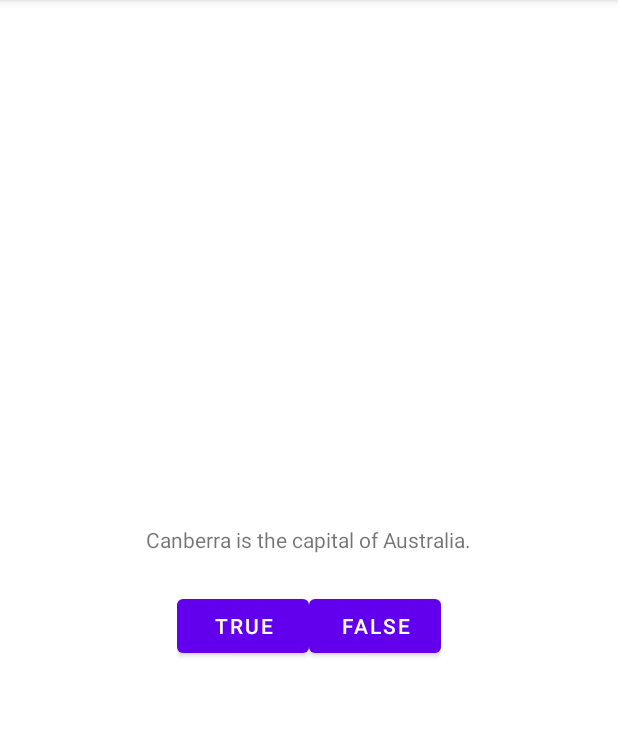
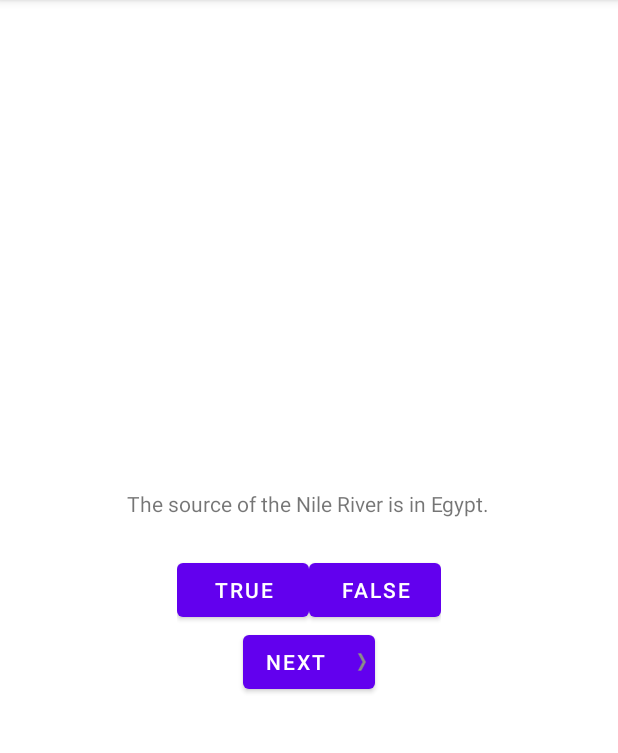
Before and after one commit to RatWar/GeoQuiz, an Android app: the screen it shows after launch (MainActivity), after a tap on "FALSE", on a phone screen of 412 x 824 dp, the part 84-837 px from its top. Run offline under Robolectric (Android 15) with nearby library versions, the phone set to English and light mode, and no system bars.

Commit message:
2 глава

```diff
--- a/app/src/main/java/com/besaba/anvarov/geoquiz/MainActivity.kt
+++ b/app/src/main/java/com/besaba/anvarov/geoquiz/MainActivity.kt
@@ -3,12 +3,25 @@ package com.besaba.anvarov.geoquiz
 import androidx.appcompat.app.AppCompatActivity
 import android.os.Bundle
 import android.widget.Button
+import android.widget.TextView
 import android.widget.Toast
 
 class MainActivity : AppCompatActivity() {
 
     private lateinit var trueButton: Button
     private lateinit var falseButton: Button
+    private lateinit var nextButton: Button
+    private lateinit var questionTextView: TextView
+
+    private val questionBank = listOf(
+            Question(R.string.question_africa, false),
+            Question(R.string.question_americas, true),
+            Question(R.string.question_asia, true),
+            Question(R.string.question_australia, true),
+            Question(R.string.question_mideast, false),
+            Question(R.string.question_oceans, true)
+    )
+    private var curIndex = 0
 
     override fun onCreate(savedInstanceState: Bundle?) {
         super.onCreate(savedInstanceState)
@@ -16,15 +29,39 @@ class MainActivity : AppCompatActivity() {
 
         trueButton = findViewById(R.id.true_button)
         falseButton = findViewById(R.id.false_button)
+        nextButton = findViewById(R.id.next_button)
+        questionTextView = findViewById(R.id.question_text_view)
 
         trueButton.setOnClickListener{
-            Toast.makeText(this, R.string.correct_toast, Toast.LENGTH_SHORT)
-                    .show()
+            checkAnswer(true)
         }
 
         falseButton.setOnClickListener{
-            Toast.makeText(this, R.string.incorrect_toast, Toast.LENGTH_SHORT)
-                    .show()
+            checkAnswer(false)
         }
+
+        nextButton.setOnClickListener {
+            curIndex = (curIndex + 1) % questionBank.size
+            updateQuestion()
+        }
+
+        updateQuestion()
+
+    }
+
+    private fun updateQuestion() {
+        val questionTextResId = questionBank[curIndex].textResId
+        questionTextView.setText(questionTextResId)
+    }
+
+    private fun checkAnswer(userAnswer: Boolean) {
+        val correctAnswer = questionBank[curIndex].answer
+        val messageResId = if (userAnswer == correctAnswer) {
+            R.string.correct_toast
+        } else {
+            R.string.incorrect_toast
+        }
+        Toast.makeText(this, R.string.correct_toast, Toast.LENGTH_SHORT)
+                .show()
     }
 }
--- /dev/null
+++ b/app/src/main/java/com/besaba/anvarov/geoquiz/Question.kt
@@ -0,0 +1,6 @@
+package com.besaba.anvarov.geoquiz
+
+import androidx.annotation.StringRes
+
+data class Question(@StringRes val textResId: Int, val answer: Boolean) {
+}
--- a/app/src/main/res/layout/activity_main.xml
+++ b/app/src/main/res/layout/activity_main.xml
@@ -1,16 +1,19 @@
 <?xml version="1.0" encoding="utf-8"?>
 <LinearLayout
     xmlns:android="http://schemas.android.com/apk/res/android"
+    xmlns:tools="http://schemas.android.com/tools"
     android:layout_width="match_parent"
     android:layout_height="match_parent"
     android:gravity="center"
     android:orientation="vertical">
 
     <TextView
+        android:id="@+id/question_text_view"
         android:layout_width="wrap_content"
         android:layout_height="wrap_content"
+        android:gravity="center"
         android:padding="24dp"
-        android:text="@string/question_text" />
+        tools:text="@string/question_australia" />
 
     <LinearLayout
         android:layout_width="wrap_content"
@@ -31,4 +34,12 @@
 
     </LinearLayout>
 
+    <Button
+        android:id="@+id/next_button"
+        android:layout_width="wrap_content"
+        android:layout_height="wrap_content"
+        android:text="@string/next_button"
+        android:drawableEnd="@drawable/arrow_right"
+        android:padding="4dp"/>
+
 </LinearLayout>
--- a/app/src/main/res/values/strings.xml
+++ b/app/src/main/res/values/strings.xml
@@ -1,8 +1,15 @@
 <resources>
     <string name="app_name">GeoQuiz</string>
-    <string name="question_text">Canberra is the capital of Australia.</string>
+    <string name="question_australia">Canberra is the capital of Australia.</string>
+    <string name="question_oceans">The Pacific Ocean is larger than the Atlantic Ocean.</string>
+    <string name="question_mideast">The Suez Canal connects the Red Sea and the Indian Ocean.</string>
+    <string name="question_africa">The source of the Nile River is in Egypt.</string>
+    <string name="question_americas">The Amazon River is the longest river in the Americas.</string>
+    <string name="question_asia">Lake Baikal is the world\'s oldest and deepest freshwater lake.</string>
+
     <string name="true_button">True</string>
     <string name="false_button">False</string>
     <string name="correct_toast">Correct!</string>
     <string name="incorrect_toast">Incorrect!</string>
+    <string name="next_button">Next</string>
 </resources>
```
Also changed, not shown: app/src/main/res/drawable-hdpi/arrow_left.png (added), app/src/main/res/drawable-hdpi/arrow_right.png (added), app/src/main/res/drawable-mdpi/arrow_left.png (added), app/src/main/res/drawable-mdpi/arrow_right.png (added), app/src/main/res/drawable-xhdpi/arrow_left.png (added), app/src/main/res/drawable-xhdpi/arrow_right.png (added), app/src/main/res/drawable-xxhdpi/arrow_left.png (added), app/src/main/res/drawable-xxhdpi/arrow_right.png (added), app/src/main/res/drawable-xxxhdpi/arrow_left.png (added), app/src/main/res/drawable-xxxhdpi/arrow_right.png (added).
